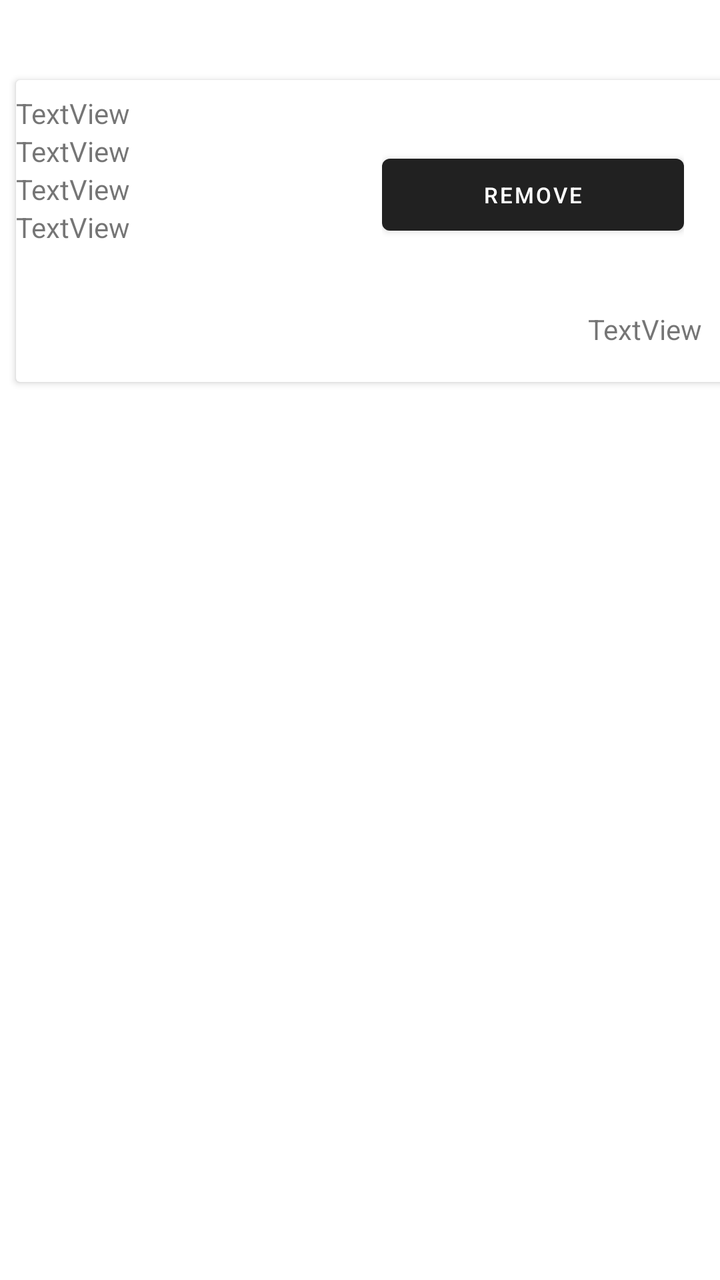
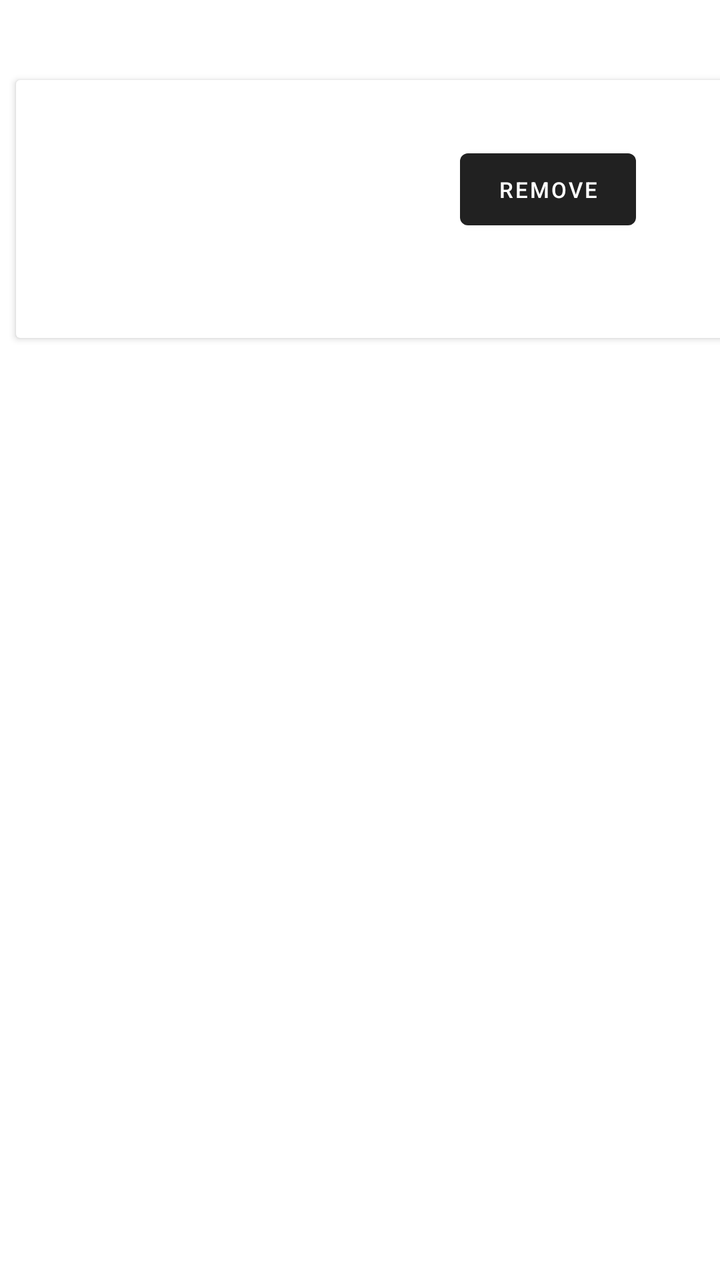

Compare the two renders of this Android layout. The source of the first and the diff that turns it into the second are given below.
<!-- AndroidManifest.xml: application theme Theme.Project5 -->
<!-- res/layout/view3_card.xml -->
<?xml version="1.0" encoding="utf-8"?>
<androidx.constraintlayout.widget.ConstraintLayout xmlns:android="http://schemas.android.com/apk/res/android"
    xmlns:app="http://schemas.android.com/apk/res-auto"
    xmlns:tools="http://schemas.android.com/tools"
    android:id="@+id/row_layout3"
    android:layout_width="match_parent"
    android:layout_height="200dp">

    <androidx.cardview.widget.CardView
        android:layout_width="386dp"
        android:layout_height="151dp"
        android:layout_marginStart="8dp"
        android:layout_marginTop="40dp"
        app:layout_constraintStart_toStartOf="parent"
        app:layout_constraintTop_toTopOf="parent">

        <LinearLayout
            android:layout_width="match_parent"
            android:layout_height="wrap_content"
            android:orientation="vertical"
            android:textAlignment="viewEnd">

            <LinearLayout
                android:layout_width="match_parent"
                android:layout_height="115dp"
                android:gravity="center_vertical"
                android:orientation="horizontal">

                <LinearLayout
                    android:layout_width="183dp"
                    android:layout_height="101dp"
                    android:orientation="vertical"
                    android:weightSum="20">

                    <TextView
                        android:id="@+id/size_type3"
                        android:layout_width="wrap_content"
                        android:layout_height="wrap_content"
                        android:text="TextView" />

                    <TextView
                        android:id="@+id/pizza_style3"
                        android:layout_width="wrap_content"
                        android:layout_height="wrap_content"
                        android:text="TextView" />

                    <TextView
                        android:id="@+id/pizza_crust3"
                        android:layout_width="wrap_content"
                        android:layout_height="wrap_content"
                        android:text="TextView" />

                    <TextView
                        android:id="@+id/pizza_toppings3"
                        android:layout_width="match_parent"
                        android:layout_height="47dp"
                        android:text="TextView"
                        android:textAlignment="viewStart" />
                </LinearLayout>

                <LinearLayout
                    android:id="@+id/gravity3"
                    android:layout_width="151dp"
                    android:layout_height="104dp"
                    android:gravity="center_vertical"
                    android:orientation="vertical">

                    <Button
                        android:id="@+id/cancelOrder3"
                        android:layout_width="match_parent"
                        android:layout_height="wrap_content"
                        android:text="@string/remove"
                        android:textSize="11sp" />
                </LinearLayout>

            </LinearLayout>

            <LinearLayout
                android:layout_width="match_parent"
                android:layout_height="wrap_content"
                android:baselineAligned="false"
                android:gravity="end"
                android:orientation="horizontal"
                android:textAlignment="inherit">

                <TextView
                    android:id="@+id/total3"
                    android:layout_width="100dp"
                    android:layout_height="match_parent"
                    android:layoutDirection="inherit"
                    android:text="TextView" />
            </LinearLayout>

        </LinearLayout>
    </androidx.cardview.widget.CardView>

</androidx.constraintlayout.widget.ConstraintLayout>
<!-- resources referenced by this layout -->
<resources>
  <string name="remove">Remove</string>
  <style name="Theme.Project5" parent="Base.Theme.Project5" />
  <style name="Base.Theme.Project5" parent="Theme.MaterialComponents.DayNight.DarkActionBar">
          
          
      </style>
</resources>

<!-- the commit's change to res/layout/view3_card.xml (unified diff, before → after) -->
@@ -8,13 +8,14 @@
 
     <androidx.cardview.widget.CardView
         android:layout_width="386dp"
-        android:layout_height="151dp"
+        android:layout_height="wrap_content"
         android:layout_marginStart="8dp"
         android:layout_marginTop="40dp"
         app:layout_constraintStart_toStartOf="parent"
         app:layout_constraintTop_toTopOf="parent">
 
         <LinearLayout
+            android:id="@+id/card"
             android:layout_width="match_parent"
             android:layout_height="wrap_content"
             android:orientation="vertical"
@@ -22,52 +23,48 @@
 
             <LinearLayout
                 android:layout_width="match_parent"
-                android:layout_height="115dp"
+                android:layout_height="110dp"
                 android:gravity="center_vertical"
                 android:orientation="horizontal">
 
                 <LinearLayout
-                    android:layout_width="183dp"
-                    android:layout_height="101dp"
+                    android:layout_width="222dp"
+                    android:layout_height="match_parent"
                     android:orientation="vertical"
                     android:weightSum="20">
 
                     <TextView
                         android:id="@+id/size_type3"
                         android:layout_width="wrap_content"
-                        android:layout_height="wrap_content"
-                        android:text="TextView" />
+                        android:layout_height="wrap_content" />
 
                     <TextView
                         android:id="@+id/pizza_style3"
                         android:layout_width="wrap_content"
-                        android:layout_height="wrap_content"
-                        android:text="TextView" />
+                        android:layout_height="wrap_content" />
 
                     <TextView
                         android:id="@+id/pizza_crust3"
                         android:layout_width="wrap_content"
-                        android:layout_height="wrap_content"
-                        android:text="TextView" />
+                        android:layout_height="wrap_content" />
 
                     <TextView
                         android:id="@+id/pizza_toppings3"
                         android:layout_width="match_parent"
-                        android:layout_height="47dp"
-                        android:text="TextView"
+                        android:layout_height="match_parent"
                         android:textAlignment="viewStart" />
                 </LinearLayout>
 
                 <LinearLayout
                     android:id="@+id/gravity3"
-                    android:layout_width="151dp"
-                    android:layout_height="104dp"
+                    android:layout_width="99dp"
+                    android:layout_height="101dp"
                     android:gravity="center_vertical"
                     android:orientation="vertical">
 
                     <Button
                         android:id="@+id/cancelOrder3"
-                        android:layout_width="match_parent"
+                        android:layout_width="wrap_content"
                         android:layout_height="wrap_content"
                         android:text="@string/remove"
                         android:textSize="11sp" />
@@ -85,10 +82,9 @@
 
                 <TextView
                     android:id="@+id/total3"
-                    android:layout_width="100dp"
+                    android:layout_width="164dp"
                     android:layout_height="match_parent"
-                    android:layoutDirection="inherit"
-                    android:text="TextView" />
+                    android:layoutDirection="inherit" />
             </LinearLayout>
 
         </LinearLayout>
